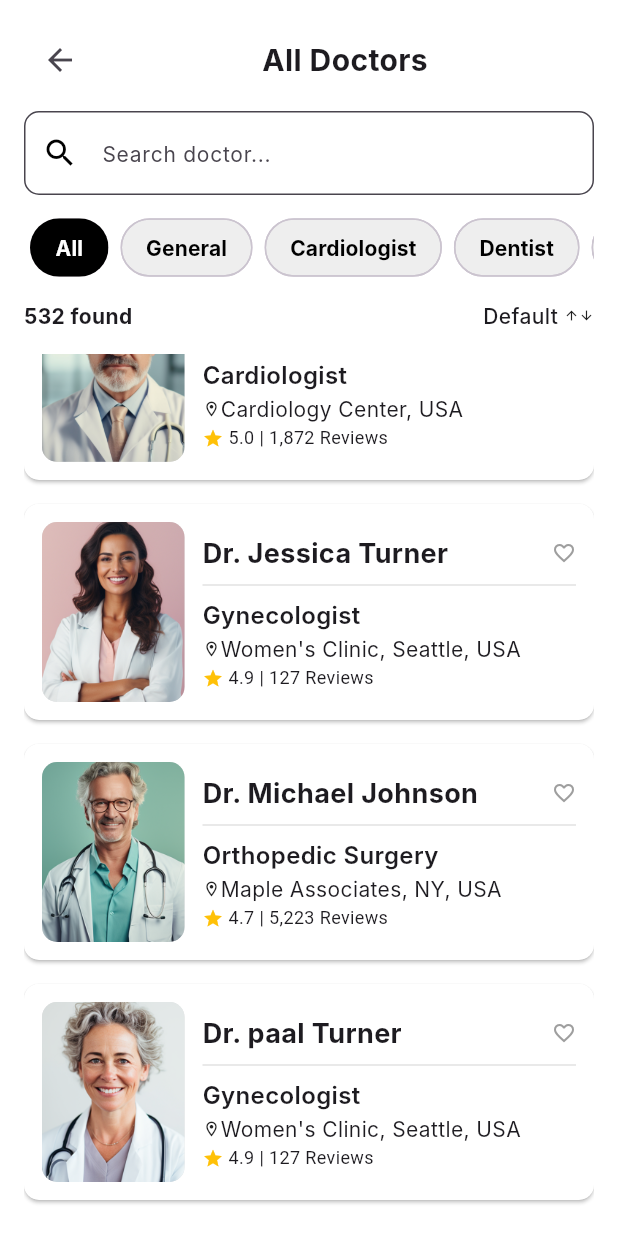
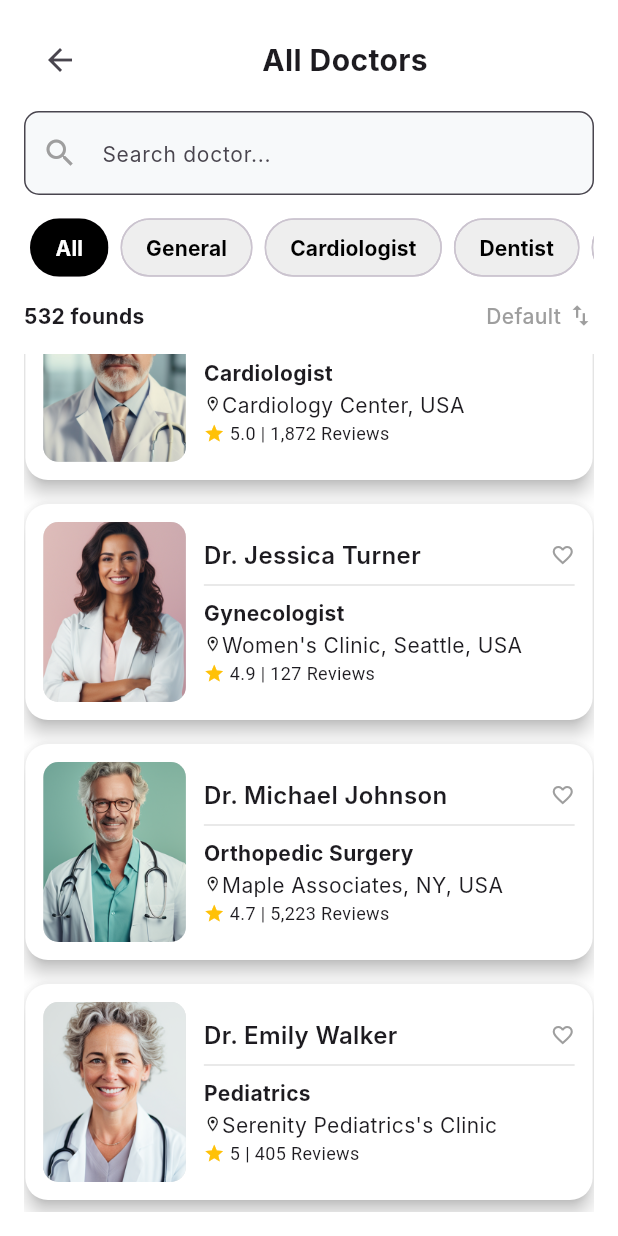
Before and after one commit to vsrooban/doctor-appointment-app, a Flutter app: the AllDoctorsPage screen opened directly, scrolled down 68 dp, on a phone screen of 412 x 824 dp. Run offline on Flutter 3.47's test engine with Material 3 defaults, Android fonts, the phone set to English and light mode, and no system bars; our stand-ins replace carousel_slider, flutter_image_slideshow; Roboto replaces fonts that are missing (Inter, Poppins).

Commit message:
changes in two pages and added profle

```diff
--- a/lib/screen/home/list_doctors_page.dart
+++ b/lib/screen/home/list_doctors_page.dart
@@ -45,18 +45,19 @@ class _AllDoctorsPageState extends State<AllDoctorsPage> {
       "image": "assets/images/doctor_3.png",
     },
     {
-      "name": "Dr. paal Turner",
-      "specialty": "Gynecologist",
-      "hospital": "Women's Clinic, Seattle, USA",
-      "rating": "4.9",
-      "reviews": "127 Reviews",
+      "name": "Dr. Emily Walker",
+      "specialty": "Pediatrics",
+      "hospital": "Serenity Pediatrics's Clinic",
+      "rating": "5",
+      "reviews": "405 Reviews",
       "image": "assets/images/doctor_1.png",
     },
   ];
 
   @override
   Widget build(BuildContext context) {
-    return Scaffold(
+    return SafeArea(
+      child: Scaffold(
         backgroundColor: Colors.white,
         body: Padding(
           padding: const EdgeInsets.all(16.0),
@@ -66,7 +67,7 @@ class _AllDoctorsPageState extends State<AllDoctorsPage> {
               Row(
                 children: [
                   IconButton(
-                  onPressed: () { Navigator.pushReplacement(context, MaterialPageRoute(builder: (context) => HomeScreen()));},
+                    onPressed: () { Navigator.push(context, MaterialPageRoute(builder: (context) => HomeScreen()));},
                     icon: const Icon(Icons.arrow_back, size: 24),
                   ),
                   const Spacer(),
@@ -76,17 +77,17 @@ class _AllDoctorsPageState extends State<AllDoctorsPage> {
               ),
               const SizedBox(height: 10),
               TextField(
-              cursorColor: Colors.black,
-              style: TextStyle(color: Colors.black),
+                cursorColor: Colors.grey,
+                style: TextStyle(color: Colors.grey),
                 decoration: InputDecoration(
-                prefixIcon: const Icon(Icons.search, color: Colors.black),
+                  prefixIcon: const Icon(Icons.search, color: Colors.grey),
                   hintText: 'Search doctor...',
                   hintStyle: AppTypography.bodySRegular,
                   filled: true,
-                fillColor: Colors.white,
+                  fillColor: Color(0xfff7f9fa),
                   border: OutlineInputBorder(
                     borderRadius: BorderRadius.circular(10),
-                  borderSide: BorderSide(color: Colors.black),
+                    borderSide: BorderSide(color: Colors.white,width: 0.1),
                   ),
                 ),
               ),
@@ -126,13 +127,12 @@ class _AllDoctorsPageState extends State<AllDoctorsPage> {
               Row(
                 mainAxisAlignment: MainAxisAlignment.spaceBetween,
                 children: [
-                Text('532 found', style: AppTypography.bodySBold),
+                  Text('532 founds', style: AppTypography.bodySBold),
                   Row(
                     children: [
-                    Text('Default', style: AppTypography.bodySMedium),
+                      Text('Default', style: AppTypography.bodySMedium.copyWith(color: Colors.grey)),
                       const SizedBox(width: 4),
-                    const Icon(Icons.arrow_upward_sharp, size: 10),
-                    const Icon(Icons.arrow_downward_sharp, size: 10),
+                      const Icon(Icons.import_export, size: 18,color: Colors.grey,),
                     ],
                   )
                 ],
@@ -144,10 +144,11 @@ class _AllDoctorsPageState extends State<AllDoctorsPage> {
                   itemBuilder: (context, index) {
                     final doctor = doctors[index];
                     return Card(
+                      elevation: 5,
                       color: Colors.white,
-                    margin: const EdgeInsets.symmetric(vertical: 8.0),
+                      margin: const EdgeInsets.symmetric(horizontal: .9, vertical: 8.0),
                       shape: RoundedRectangleBorder(
-                      borderRadius: BorderRadius.circular(10),
+                        borderRadius: BorderRadius.circular(15),
                       ),
                       child: Padding(
                         padding: const EdgeInsets.all(12),
@@ -175,12 +176,12 @@ class _AllDoctorsPageState extends State<AllDoctorsPage> {
                                     mainAxisAlignment:
                                         MainAxisAlignment.spaceBetween,
                                     children: [
-                                    Text(doctor['name']!, style: AppTypography.h2),
+                                      Text(doctor['name']!, style: AppTypography.bodyLG),
                                       const FavoriteButton(),
                                     ],
                                   ),
                                   const Divider(thickness: .3, color: Colors.grey),
-                                Text(doctor['specialty']!, style: AppTypography.bodyLG),
+                                  Text(doctor['specialty']!, style: AppTypography.bodySBold),
                                   Row(
                                     children: [
                                       const Icon(Icons.location_on_outlined, size: 12),
@@ -209,6 +210,7 @@ class _AllDoctorsPageState extends State<AllDoctorsPage> {
             ],
           ),
         ),
+      ),
     );
   }
 }
```
Also changed, not shown: lib/screen/home/notification_screen.dart (+9 -6 lines), lib/screen/home/profile_screen.dart (added, +222 -0 lines). Lines whose indentation alone changed are shown as unchanged.
